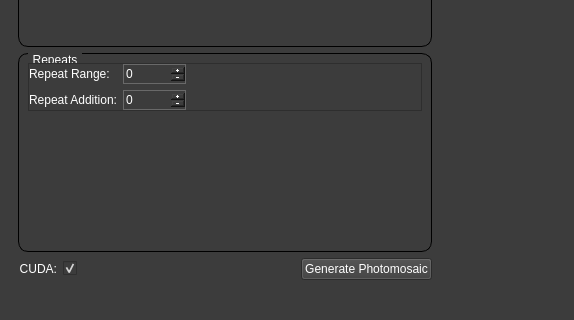
First picture: the form in mainwindow.ui, repository MorganGrundy/MosaicMagnifique, before the edit; both pictures show x 0 to 574 and y 400 to 720 of the 1080 by 720 pixel window.
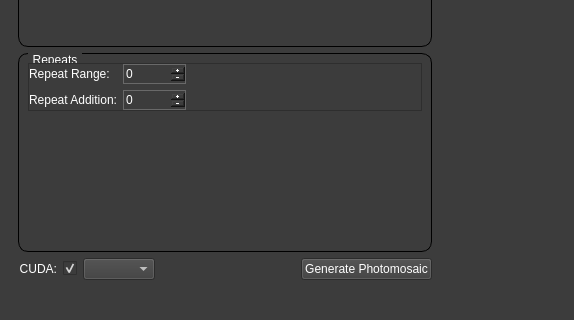
Second picture: the form after the edit. Icons and pictures are not drawn. Custom widgets are drawn as their Qt base class.

Commit message:
Can now select which CUDA device to use.
Added combo box next to CUDA check box for selecting which CUDA device
to use when generating Photomosaic.

CUDA checks and initialisation moved to MainWindow. If no valid CUDA
devices are found the CUDA options are disabled rather than the program
ending.

Diff of the .ui file:
```diff
--- a/mainwindow.ui
+++ b/mainwindow.ui
@@ -2059,6 +2059,22 @@
               </property>
              </widget>
             </item>
+            <item>
+             <widget class="QComboBox" name="comboCUDA"/>
+            </item>
+            <item>
+             <spacer name="horizontalSpacer_9">
+              <property name="orientation">
+               <enum>Qt::Horizontal</enum>
+              </property>
+              <property name="sizeHint" stdset="0">
+               <size>
+                <width>40</width>
+                <height>20</height>
+               </size>
+              </property>
+             </spacer>
+            </item>
             <item alignment="Qt::AlignRight">
              <widget class="QPushButton" name="buttonGenerate">
               <property name="sizePolicy">
```
Left out of the diff: 206 changed lines with no effect on the pictures. The commit also changes 3 other files.
